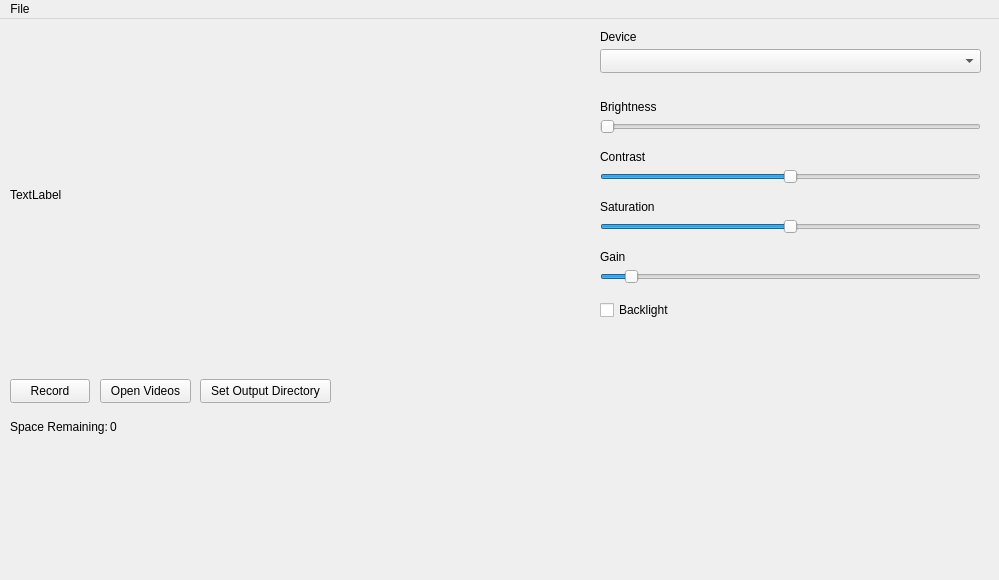
m-riley04/ModularSensorSystem, file AtmosphericSensorSystem/MainWindow.ui: the form before one commit.
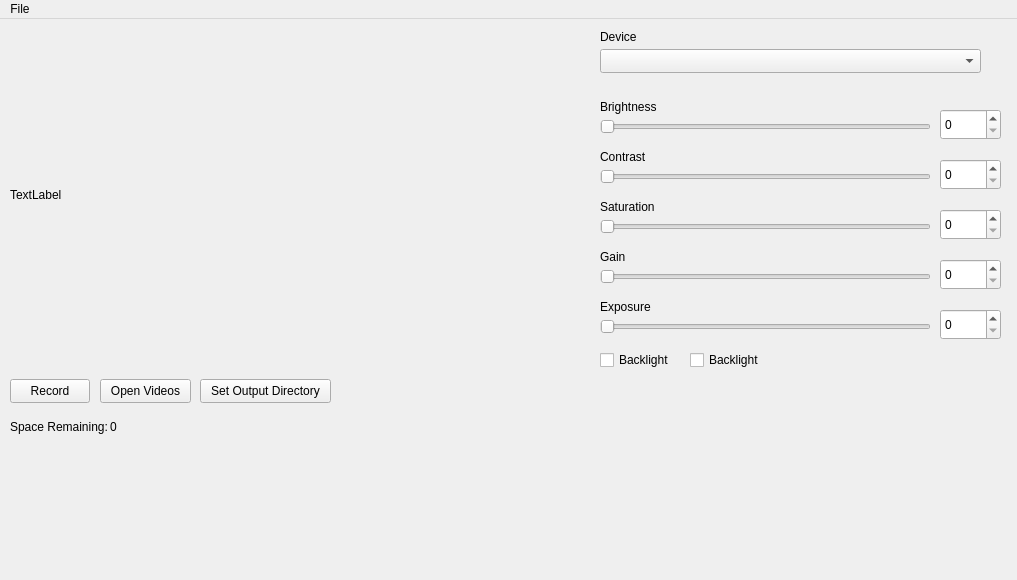
The form after the commit.

Commit message: fix cv properties

Patch:
```diff
--- a/AtmosphericSensorSystem/MainWindow.ui
+++ b/AtmosphericSensorSystem/MainWindow.ui
@@ -6,7 +6,7 @@
    <rect>
     <x>0</x>
     <y>0</y>
-    <width>999</width>
+    <width>1017</width>
     <height>580</height>
    </rect>
   </property>
@@ -68,12 +68,15 @@
      <rect>
       <x>600</x>
       <y>100</y>
-      <width>381</width>
+      <width>331</width>
       <height>16</height>
      </rect>
     </property>
     <property name="maximum">
-     <number>100</number>
+     <number>255</number>
+    </property>
+    <property name="value">
+     <number>0</number>
     </property>
     <property name="orientation">
      <enum>Qt::Orientation::Horizontal</enum>
@@ -97,15 +100,15 @@
      <rect>
       <x>600</x>
       <y>150</y>
-      <width>381</width>
+      <width>331</width>
       <height>16</height>
      </rect>
     </property>
     <property name="maximum">
-     <number>100</number>
+     <number>255</number>
     </property>
     <property name="value">
-     <number>50</number>
+     <number>0</number>
     </property>
     <property name="orientation">
      <enum>Qt::Orientation::Horizontal</enum>
@@ -129,15 +132,15 @@
      <rect>
       <x>600</x>
       <y>200</y>
-      <width>381</width>
+      <width>331</width>
       <height>16</height>
      </rect>
     </property>
     <property name="maximum">
-     <number>20</number>
+     <number>255</number>
     </property>
     <property name="value">
-     <number>10</number>
+     <number>0</number>
     </property>
     <property name="orientation">
      <enum>Qt::Orientation::Horizontal</enum>
@@ -160,7 +163,7 @@
     <property name="geometry">
      <rect>
       <x>600</x>
-      <y>280</y>
+      <y>330</y>
       <width>78</width>
       <height>22</height>
      </rect>
@@ -187,15 +190,15 @@
      <rect>
       <x>600</x>
       <y>250</y>
-      <width>381</width>
+      <width>331</width>
       <height>16</height>
      </rect>
     </property>
     <property name="maximum">
-     <number>3000</number>
+     <number>255</number>
     </property>
     <property name="value">
-     <number>200</number>
+     <number>0</number>
     </property>
     <property name="orientation">
      <enum>Qt::Orientation::Horizontal</enum>
@@ -253,13 +256,108 @@
      <string>TextLabel</string>
     </property>
    </widget>
+   <widget class="QSpinBox" name="spinBox">
+    <property name="geometry">
+     <rect>
+      <x>940</x>
+      <y>90</y>
+      <width>61</width>
+      <height>31</height>
+     </rect>
+    </property>
+   </widget>
+   <widget class="QSpinBox" name="spinBox_2">
+    <property name="geometry">
+     <rect>
+      <x>940</x>
+      <y>140</y>
+      <width>61</width>
+      <height>31</height>
+     </rect>
+    </property>
+   </widget>
+   <widget class="QSpinBox" name="spinBox_3">
+    <property name="geometry">
+     <rect>
+      <x>940</x>
+      <y>190</y>
+      <width>61</width>
+      <height>31</height>
+     </rect>
+    </property>
+   </widget>
+   <widget class="QSpinBox" name="spinBox_4">
+    <property name="geometry">
+     <rect>
+      <x>940</x>
+      <y>240</y>
+      <width>61</width>
+      <height>31</height>
+     </rect>
+    </property>
+   </widget>
+   <widget class="QCheckBox" name="checkboxAutoExposure">
+    <property name="geometry">
+     <rect>
+      <x>690</x>
+      <y>330</y>
+      <width>78</width>
+      <height>22</height>
+     </rect>
+    </property>
+    <property name="text">
+     <string>Backlight</string>
+    </property>
+   </widget>
+   <widget class="QLabel" name="labelDevice_6">
+    <property name="geometry">
+     <rect>
+      <x>600</x>
+      <y>280</y>
+      <width>151</width>
+      <height>16</height>
+     </rect>
+    </property>
+    <property name="text">
+     <string>Exposure</string>
+    </property>
+   </widget>
+   <widget class="QSlider" name="sliderGain_2">
+    <property name="geometry">
+     <rect>
+      <x>600</x>
+      <y>300</y>
+      <width>331</width>
+      <height>16</height>
+     </rect>
+    </property>
+    <property name="maximum">
+     <number>255</number>
+    </property>
+    <property name="value">
+     <number>0</number>
+    </property>
+    <property name="orientation">
+     <enum>Qt::Orientation::Horizontal</enum>
+    </property>
+   </widget>
+   <widget class="QSpinBox" name="spinBox_5">
+    <property name="geometry">
+     <rect>
+      <x>940</x>
+      <y>290</y>
+      <width>61</width>
+      <height>31</height>
+     </rect>
+    </property>
+   </widget>
   </widget>
   <widget class="QMenuBar" name="menuBar">
    <property name="geometry">
     <rect>
      <x>0</x>
      <y>0</y>
-     <width>999</width>
+     <width>1017</width>
      <height>21</height>
     </rect>
    </property>
```
The commit also changes 2 other files.
